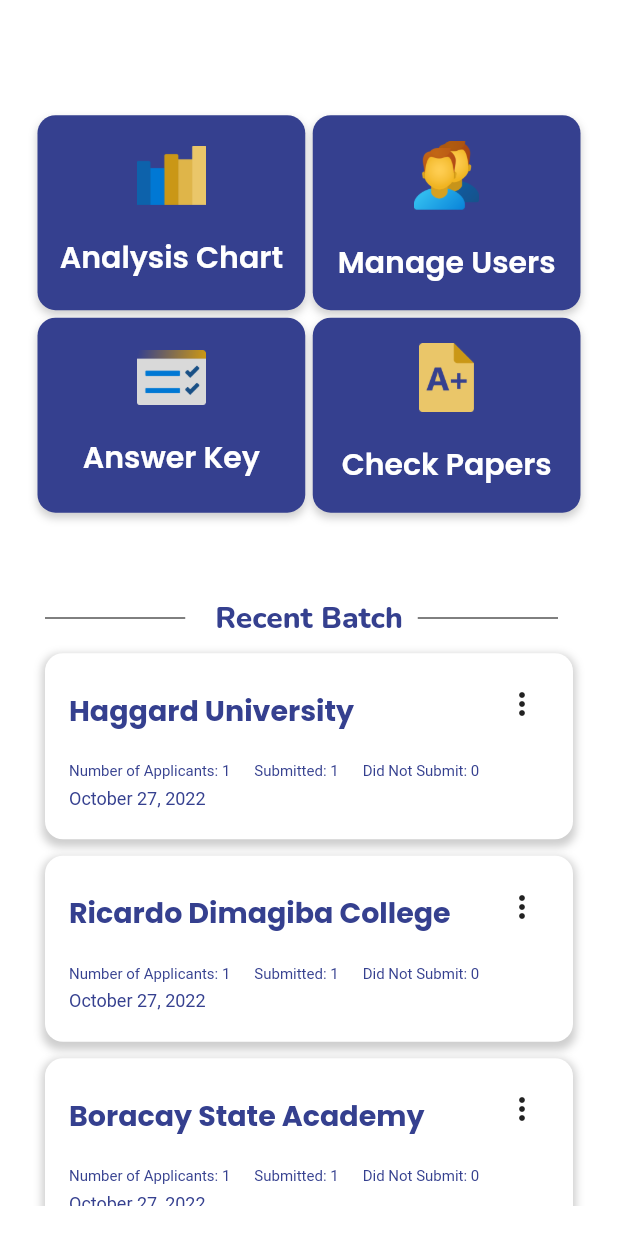
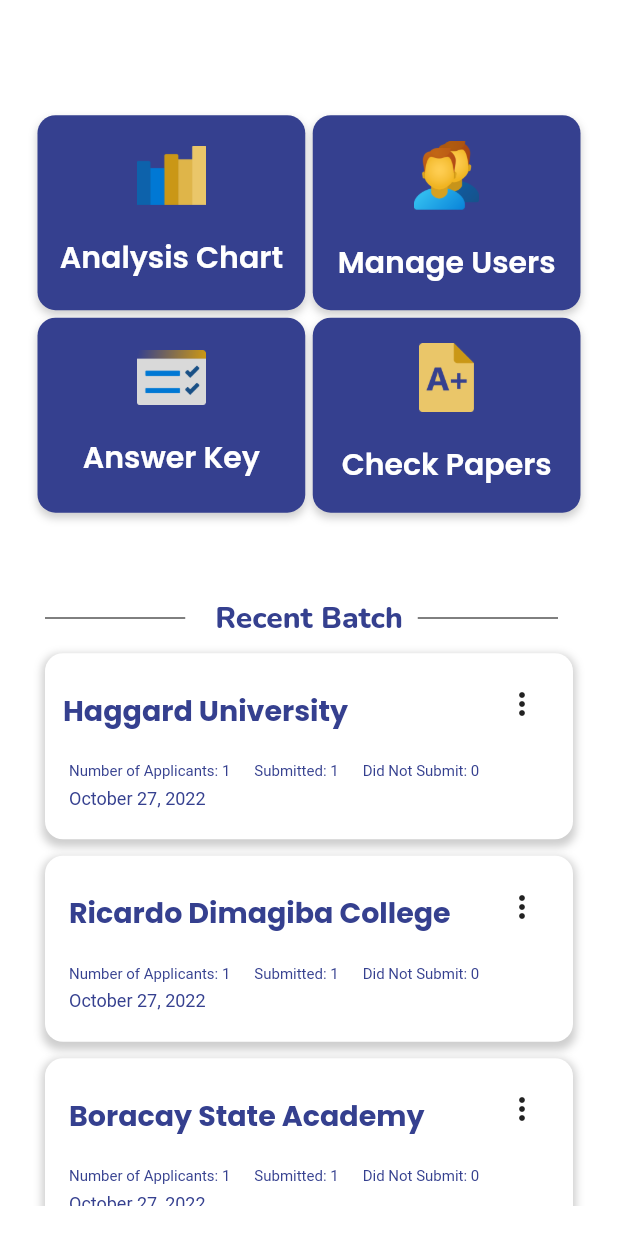
Before and after one commit to hivethesoulchild/smartcheck, a Flutter app: the DashboardPage screen opened directly, on a phone screen of 412 x 824 dp. Run offline on Flutter 3.47's test engine with Material 2 defaults, Android fonts, the phone set to English and light mode, and no system bars; our stand-ins replace camera, charts_flutter, csv, file_picker, flutter_spinkit, fluttertoast and 3 more; missing offline and left inert: mongo_dart; Roboto replaces fonts that are missing (Prompt).

Commit message:
fixed page

```diff
--- a/lib/pages/dashboard.dart
+++ b/lib/pages/dashboard.dart
@@ -329,12 +329,15 @@ class _DashboardPageState extends State<DashboardPage> {
                               )
                             ]),
                         child: Column(
-                          children: [
+                          mainAxisAlignment: MainAxisAlignment.start,
+                          crossAxisAlignment: CrossAxisAlignment.start,
+                          mainAxisSize: MainAxisSize.max,
+                          children: <Widget>[
                             Row(
                               children: [
                                 Padding(
                                   padding: const EdgeInsets.only(
-                                      left: 16, bottom: 2, top: 10),
+                                      left: 12, bottom: 2, top: 10),
                                   child: Align(
                                     alignment: Alignment.topLeft,
                                     child: Text(
```
